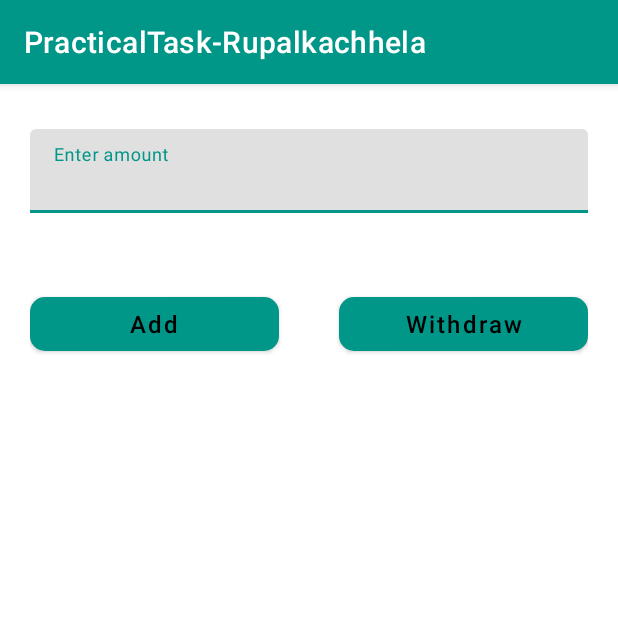
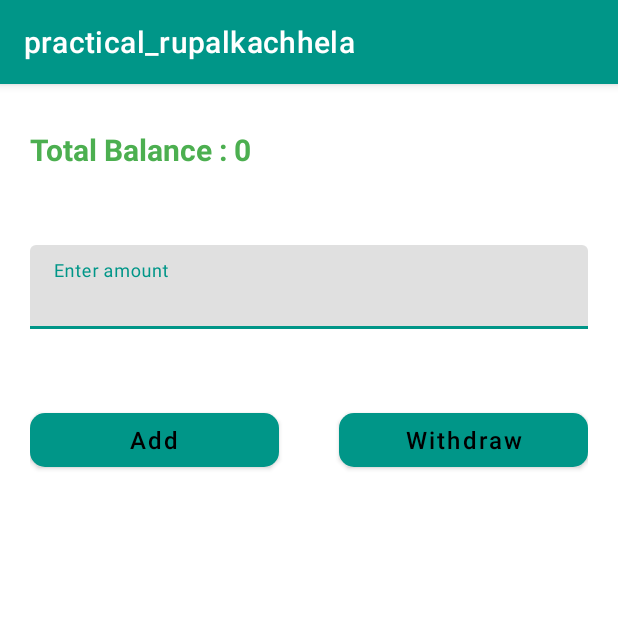
Before and after one commit to rupalmanvar/practical_rupalkachhela, an Android app: the screen it shows after launch (ATMActivity), on a phone screen of 412 x 824 dp, the top half of it. Run offline under Robolectric (Android 15) with nearby library versions, the phone set to English and light mode, and no system bars; our stand-ins replace Dagger/Hilt's generated code, Room's generated code, data binding; 4 statements that could not run were skipped.

Commit message:
change logs : => balance management

```diff
--- /dev/null
+++ b/app/src/main/java/com/example/practicaltask_rupalkachhela/model/Notes.kt
@@ -0,0 +1,16 @@
+package com.example.practicaltask_rupalkachhela.model
+
+import androidx.room.ColumnInfo
+import androidx.room.Entity
+import androidx.room.PrimaryKey
+
+@Entity(tableName = "notes")
+data class Notes(
+    @ColumnInfo(name = "notes")
+    val note: String,
+    @ColumnInfo(name = "number_of_notes")
+    val numberOfNotes: Int,
+){
+    @PrimaryKey(autoGenerate = true)
+    var id: Int = 0
+}
--- a/app/src/main/java/com/example/practicaltask_rupalkachhela/roomdb/ATMDao.kt
+++ b/app/src/main/java/com/example/practicaltask_rupalkachhela/roomdb/ATMDao.kt
@@ -3,10 +3,14 @@ package com.example.practicaltask_rupalkachhela.roomdb
 import androidx.room.Dao
 import androidx.room.Insert
 import androidx.room.OnConflictStrategy
+import androidx.room.Query
 import com.example.practicaltask_rupalkachhela.model.AddAmount
 
 @Dao
-interface ATMDao  {
+interface ATMDao : WithdrawAmountDao,NotesDao {
     @Insert(onConflict = OnConflictStrategy.REPLACE)
      fun addAmount(amount: AddAmount)
+
+    @Query("SELECT SUM(amount) AS total FROM add_amount")
+    fun getTotalBalance(): Int
 }
--- a/app/src/main/java/com/example/practicaltask_rupalkachhela/view/ATMActivity.kt
+++ b/app/src/main/java/com/example/practicaltask_rupalkachhela/view/ATMActivity.kt
@@ -1,23 +1,92 @@
 package com.example.practicaltask_rupalkachhela.view
 
 import android.os.Bundle
+import android.widget.Toast
 import com.example.practicaltask_rupalkachhela.R
 import com.example.practicaltask_rupalkachhela.base.BaseActivity
 import com.example.practicaltask_rupalkachhela.databinding.ActivityAtmactivityBinding
 import com.example.practicaltask_rupalkachhela.viewmodel.ATMViewModel
 import dagger.hilt.android.AndroidEntryPoint
 import com.example.practicaltask_rupalkachhela.BR
+import com.example.practicaltask_rupalkachhela.model.AddAmount
+import com.example.practicaltask_rupalkachhela.model.Notes
+import com.example.practicaltask_rupalkachhela.model.WithdrawAmount
+import kotlinx.coroutines.CoroutineScope
+import kotlinx.coroutines.Dispatchers
+import kotlinx.coroutines.launch
+import kotlinx.coroutines.withContext
 
 
 @AndroidEntryPoint
-class ATMActivity : BaseActivity<ActivityAtmactivityBinding,ATMViewModel>() {
+class ATMActivity : BaseActivity<ActivityAtmactivityBinding, ATMViewModel>() {
 
     override val layoutId: Int
         get() = R.layout.activity_atmactivity
     override val bindingVariable: Int
-        get() = BR._all
+        get() = BR.viewModel
 
     override fun onCreate(savedInstanceState: Bundle?) {
         super.onCreate(savedInstanceState)
+
+        totalBalance()
+        insertNotes()
+
+        setClickEvents()
+    }
+
+
+    private fun totalBalance(): Int {
+        val addTotal = viewModel!!.getTotalBalance()
+        val withdrawTotal = viewModel!!.getTotalWithdrawAmount()
+
+        var balance = addTotal - withdrawTotal
+        binding.txtTotalBalance.text = "Total Balance : $balance"
+
+        return balance
+    }
+
+    fun setClickEvents() {
+        binding.btnAdd.setOnClickListener {
+            addAmountToDB()
+        }
+
+        binding.btnWithdraw.setOnClickListener {
+            withDrawAmount()
+        }
+    }
+
+    private fun addAmountToDB() {
+        CoroutineScope(Dispatchers.IO).launch {
+            viewModel!!.addAmount(AddAmount(amount = viewModel!!.amount))
+            withContext(Dispatchers.Main) {
+                totalBalance()
+            }
+        }
+    }
+
+    private fun withDrawAmount() {
+        CoroutineScope(Dispatchers.IO).launch {
+            viewModel!!.insertWithDrawAmount(WithdrawAmount(amount = viewModel!!.amount))
+            withContext(Dispatchers.Main) {
+                totalBalance()
+            }
+        }
+    }
+
+    private fun insertNotes() {
+
+        val note2000 = Notes("2000", 25)
+        val note500 = Notes("500", 25)
+        val note100 = Notes("100", 25)
+        val note20 = Notes("20", 25)
+        val note10 = Notes("10", 25)
+
+        CoroutineScope(Dispatchers.IO).launch {
+            viewModel!!.insertNotes(note2000)
+            viewModel!!.insertNotes(note500)
+            viewModel!!.insertNotes(note100)
+            viewModel!!.insertNotes(note20)
+            viewModel!!.insertNotes(note10)
+        }
     }
 }
--- a/app/src/main/res/layout/activity_atmactivity.xml
+++ b/app/src/main/res/layout/activity_atmactivity.xml
@@ -8,6 +8,7 @@
             type="com.example.practicaltask_rupalkachhela.viewmodel.ATMViewModel" />
 
     </data>
+
     <androidx.constraintlayout.widget.ConstraintLayout xmlns:android="http://schemas.android.com/apk/res/android"
         xmlns:app="http://schemas.android.com/apk/res-auto"
         xmlns:tools="http://schemas.android.com/tools"
@@ -15,16 +16,28 @@
         android:layout_height="match_parent"
         android:layout_margin="20dp"
         tools:context=".view.ATMActivity">
+
+        <com.google.android.material.textview.MaterialTextView
+            android:id="@+id/txtTotalBalance"
+            android:layout_width="match_parent"
+            android:layout_height="wrap_content"
+            android:layout_marginTop="10dp"
+            android:textColor="@color/green"
+            android:textSize="20sp"
+            android:textStyle="bold"
+            app:layout_constraintStart_toStartOf="parent"
+            app:layout_constraintTop_toTopOf="parent" />
+
         <com.google.android.material.textfield.TextInputLayout
             android:id="@+id/inputAmount"
             android:layout_width="0dp"
             android:layout_height="wrap_content"
-        android:layout_marginTop="10dp"
+            android:layout_marginTop="50dp"
             app:boxStrokeColor="@color/purple_200"
-        app:layout_constraintTop_toTopOf="parent"
+            app:hintTextColor="@color/purple_200"
             app:layout_constraintEnd_toEndOf="parent"
             app:layout_constraintStart_toStartOf="parent"
-        app:hintTextColor="@color/purple_200">
+            app:layout_constraintTop_toBottomOf="@id/txtTotalBalance">
 
             <androidx.appcompat.widget.AppCompatEditText
                 android:layout_width="match_parent"
@@ -33,8 +46,8 @@
                 android:imeOptions="actionNext"
                 android:inputType="number"
                 android:maxLines="1"
-            android:textColorHint="@color/purple_200"
-            android:text="@={viewModel.amount}" />
+                android:text="@={viewModel.amount}"
+                android:textColorHint="@color/purple_200" />
 
         </com.google.android.material.textfield.TextInputLayout>
 
@@ -42,19 +55,19 @@
         <androidx.constraintlayout.widget.ConstraintLayout
             android:layout_width="match_parent"
             android:layout_height="wrap_content"
-        app:layout_constraintTop_toBottomOf="@id/inputAmount"
             android:layout_marginTop="50dp"
-        >
+            app:layout_constraintTop_toBottomOf="@id/inputAmount">
+
             <com.google.android.material.button.MaterialButton
                 android:id="@+id/btnAdd"
                 android:layout_width="0dp"
                 android:layout_height="wrap_content"
+                android:layout_marginEnd="20dp"
                 android:text="Add"
                 android:textAllCaps="false"
                 android:textColor="@color/black"
                 android:textSize="16sp"
                 app:cornerRadius="10dp"
-            android:layout_marginEnd="20dp"
                 app:layout_constraintEnd_toStartOf="@id/btnWithdraw"
                 app:layout_constraintStart_toStartOf="parent"
                 app:layout_constraintTop_toTopOf="parent"
@@ -64,12 +77,12 @@
                 android:id="@+id/btnWithdraw"
                 android:layout_width="0dp"
                 android:layout_height="wrap_content"
+                android:layout_marginStart="20dp"
                 android:text="Withdraw"
                 android:textAllCaps="false"
                 android:textColor="@color/black"
                 android:textSize="16sp"
                 app:cornerRadius="10dp"
-            android:layout_marginStart="20dp"
                 app:layout_constraintEnd_toEndOf="parent"
                 app:layout_constraintStart_toEndOf="@id/btnAdd"
                 app:layout_constraintTop_toTopOf="parent"
--- a/app/src/main/res/values/colors.xml
+++ b/app/src/main/res/values/colors.xml
@@ -6,5 +6,6 @@
     <color name="teal_200">#009688</color>
     <color name="teal_700">#009688</color>
     <color name="black">#FF000000</color>
+    <color name="green">#4CAF50</color>
     <color name="white">#FFFFFFFF</color>
 </resources>
--- a/app/src/main/res/values/strings.xml
+++ b/app/src/main/res/values/strings.xml
@@ -1,3 +1,3 @@
 <resources>
-    <string name="app_name">PracticalTask-Rupalkachhela</string>
+    <string name="app_name">practical_rupalkachhela</string>
 </resources>
--- a/settings.gradle
+++ b/settings.gradle
@@ -12,5 +12,5 @@ dependencyResolutionManagement {
         mavenCentral()
     }
 }
-rootProject.name = "PracticalTask-Rupalkachhela"
+rootProject.name = "practical_rupalkachhela"
 include ':app'
```
Also changed, not shown: app/src/main/java/com/example/practicaltask_rupalkachhela/base/AppModel.kt (added, +38 -0 lines), app/src/main/java/com/example/practicaltask_rupalkachhela/model/WithdrawAmount.kt (added, +14 -0 lines), app/src/main/java/com/example/practicaltask_rupalkachhela/roomdb/NotesDao.kt (added, +17 -0 lines), app/src/main/java/com/example/practicaltask_rupalkachhela/roomdb/WithdrawAmountDao.kt (added, +18 -0 lines), app/src/main/java/com/example/practicaltask_rupalkachhela/viewmodel/ATMViewModel.kt (+28 -1 lines). Lines whose indentation alone changed are shown as unchanged.
